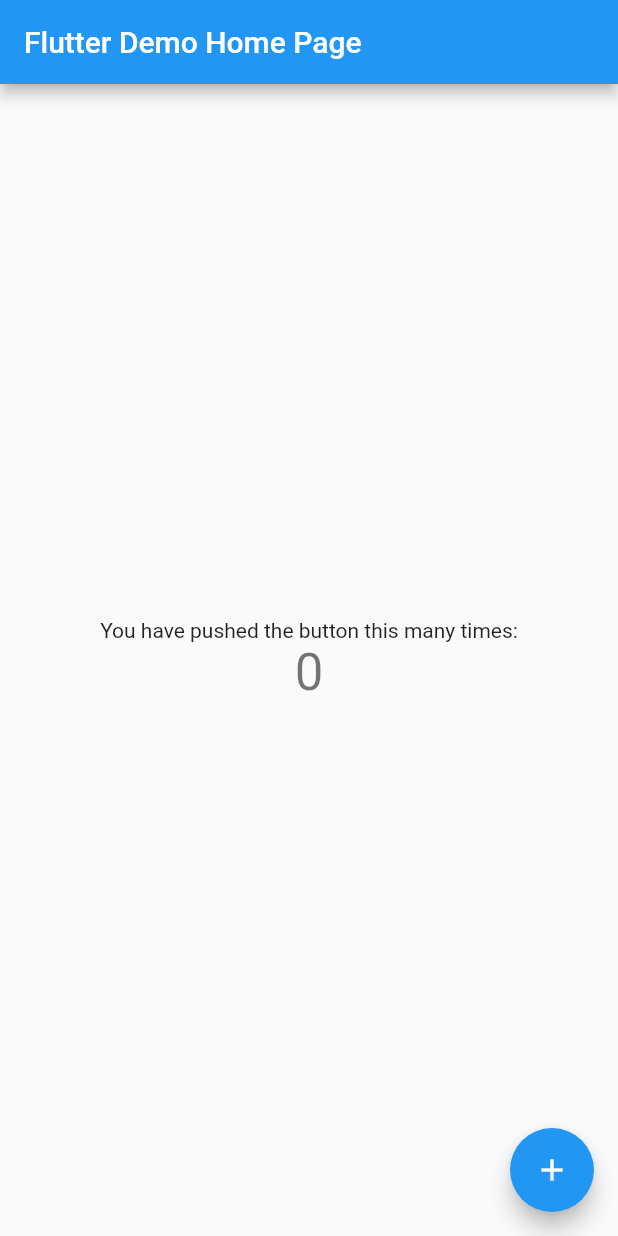
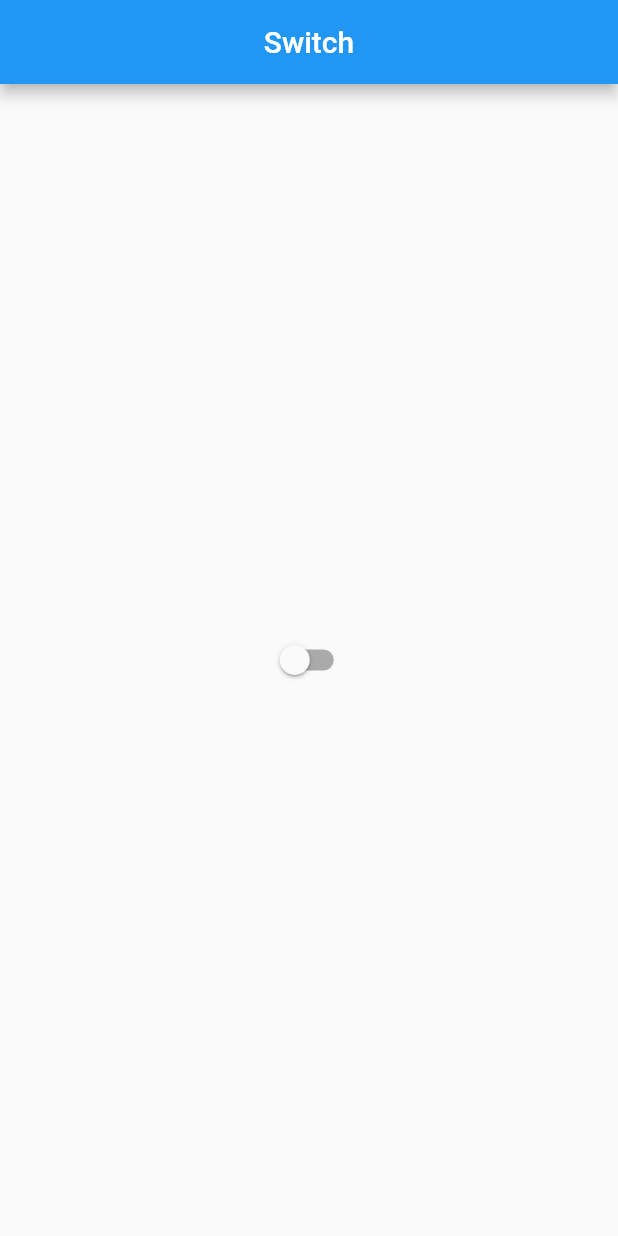
Before and after one commit to erarunkushwaha/explore_flutter_widget, a Flutter app: the screen it shows after launch, on a phone screen of 412 x 824 dp. Run offline on Flutter 3.47's test engine with Material 2 defaults, Android fonts, the phone set to English and light mode, and no system bars.

Commit message:
switch widget added

```diff
--- a/lib/main.dart
+++ b/lib/main.dart
@@ -1,115 +1,25 @@
+import 'package:explore_flutter_widget/widget/switch_widget.dart';
 import 'package:flutter/material.dart';
 
-void main() {
+void main() async {
   runApp(const MyApp());
 }
 
 class MyApp extends StatelessWidget {
   const MyApp({super.key});
-
   // This widget is the root of your application.
   @override
   Widget build(BuildContext context) {
     return MaterialApp(
-      title: 'Flutter Demo',
-      theme: ThemeData(
-        // This is the theme of your application.
-        //
-        // Try running your application with "flutter run". You'll see the
-        // application has a blue toolbar. Then, without quitting the app, try
-        // changing the primarySwatch below to Colors.green and then invoke
-        // "hot reload" (press "r" in the console where you ran "flutter run",
-        // or simply save your changes to "hot reload" in a Flutter IDE).
-        // Notice that the counter didn't reset back to zero; the application
-        // is not restarted.
-        primarySwatch: Colors.blue,
+      title: 'Switch',
+      debugShowCheckedModeBanner: false,
+      home: Scaffold(
+        appBar: AppBar(
+          title: const Text("Switch"),
+          centerTitle: true,
+        ),
+        body: const SwitchWidget(),
       ),
-      home: const MyHomePage(title: 'Flutter Demo Home Page'),
     );
   }
 }
-
-class MyHomePage extends StatefulWidget {
-  const MyHomePage({super.key, required this.title});
-
-  // This widget is the home page of your application. It is stateful, meaning
-  // that it has a State object (defined below) that contains fields that affect
-  // how it looks.
-
-  // This class is the configuration for the state. It holds the values (in this
-  // case the title) provided by the parent (in this case the App widget) and
-  // used by the build method of the State. Fields in a Widget subclass are
-  // always marked "final".
-
-  final String title;
-
-  @override
-  State<MyHomePage> createState() => _MyHomePageState();
-}
-
-class _MyHomePageState extends State<MyHomePage> {
-  int _counter = 0;
-
-  void _incrementCounter() {
-    setState(() {
-      // This call to setState tells the Flutter framework that something has
-      // changed in this State, which causes it to rerun the build method below
-      // so that the display can reflect the updated values. If we changed
-      // _counter without calling setState(), then the build method would not be
-      // called again, and so nothing would appear to happen.
-      _counter++;
-    });
-  }
-
-  @override
-  Widget build(BuildContext context) {
-    // This method is rerun every time setState is called, for instance as done
-    // by the _incrementCounter method above.
-    //
-    // The Flutter framework has been optimized to make rerunning build methods
-    // fast, so that you can just rebuild anything that needs updating rather
-    // than having to individually change instances of widgets.
-    return Scaffold(
-      appBar: AppBar(
-        // Here we take the value from the MyHomePage object that was created by
-        // the App.build method, and use it to set our appbar title.
-        title: Text(widget.title),
-      ),
-      body: Center(
-        // Center is a layout widget. It takes a single child and positions it
-        // in the middle of the parent.
-        child: Column(
-          // Column is also a layout widget. It takes a list of children and
-          // arranges them vertically. By default, it sizes itself to fit its
-          // children horizontally, and tries to be as tall as its parent.
-          //
-          // Invoke "debug painting" (press "p" in the console, choose the
-          // "Toggle Debug Paint" action from the Flutter Inspector in Android
-          // Studio, or the "Toggle Debug Paint" command in Visual Studio Code)
-          // to see the wireframe for each widget.
-          //
-          // Column has various properties to control how it sizes itself and
-          // how it positions its children. Here we use mainAxisAlignment to
-          // center the children vertically; the main axis here is the vertical
-          // axis because Columns are vertical (the cross axis would be
-          // horizontal).
-          mainAxisAlignment: MainAxisAlignment.center,
-          children: <Widget>[
-            const Text(
-              'You have pushed the button this many times:',
-            ),
-            Text(
-              '$_counter',
-              style: Theme.of(context).textTheme.headline4,
-            ),
-          ],
-        ),
-      ),
-      floatingActionButton: FloatingActionButton(
-        onPressed: _incrementCounter,
-        tooltip: 'Increment',
-        child: const Icon(Icons.add),
-      ), // This trailing comma makes auto-formatting nicer for build methods.
-    );
-  }
-}
--- /dev/null
+++ b/lib/widget/switch_widget.dart
@@ -0,0 +1,24 @@
+import 'package:flutter/material.dart';
+
+class SwitchWidget extends StatefulWidget {
+  const SwitchWidget({super.key});
+
+  @override
+  State<SwitchWidget> createState() => _SwitchWidgetState();
+}
+
+class _SwitchWidgetState extends State<SwitchWidget> {
+  bool _light = false;
+  @override
+  Widget build(BuildContext context) {
+    return Center(
+      child: Switch.adaptive(
+          value: _light,
+          onChanged: (bool value) {
+            setState(() {
+              _light = value;
+            });
+          }),
+    );
+  }
+}
```
